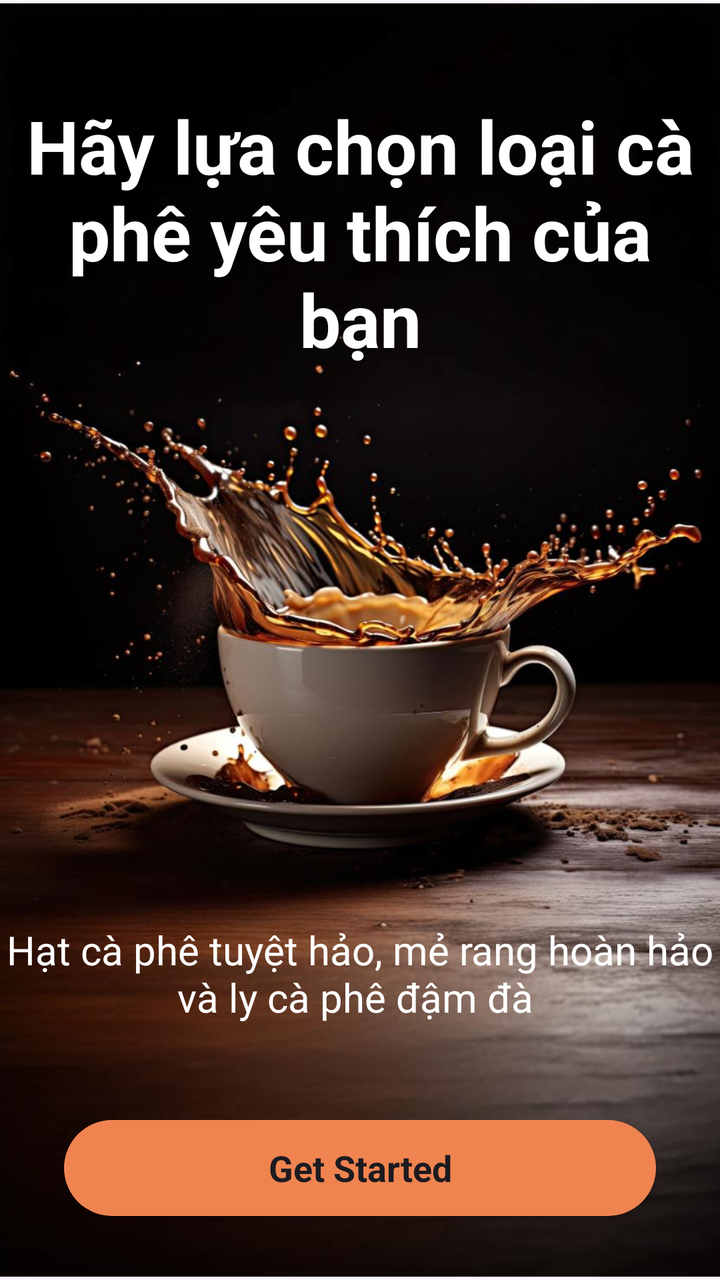
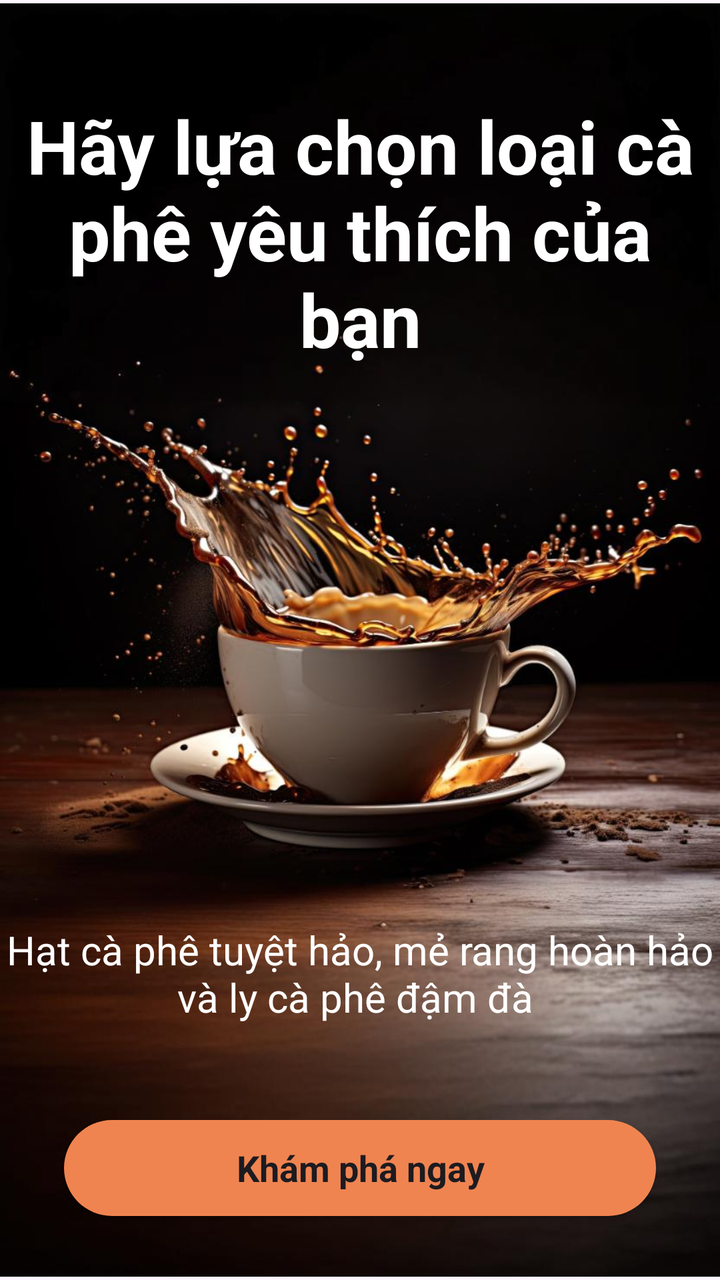

Screens rendered from an Android XML layout before and after an edit, with the pre-edit source and the edit as a unified diff.
<!-- AndroidManifest.xml: application theme Theme.Coffeeshop -->
<!-- res/layout/activity_splash.xml -->
<?xml version="1.0" encoding="utf-8"?>
<androidx.constraintlayout.widget.ConstraintLayout xmlns:android="http://schemas.android.com/apk/res/android"
    xmlns:app="http://schemas.android.com/apk/res-auto"
    xmlns:tools="http://schemas.android.com/tools"
    android:id="@+id/main"
    android:layout_width="match_parent"
    android:layout_height="wrap_content"
    tools:context=".Activity.SplashActivity">

    <ImageView
        android:id="@+id/imageView"
        android:layout_width="wrap_content"
        android:layout_height="wrap_content"
        app:layout_constraintBottom_toBottomOf="parent"
        app:layout_constraintEnd_toEndOf="parent"
        app:layout_constraintStart_toStartOf="parent"
        app:layout_constraintTop_toTopOf="parent"
        app:srcCompat="@drawable/splash_pic" />

    <TextView
        android:id="@+id/textView"
        android:layout_width="wrap_content"
        android:layout_height="wrap_content"
        android:layout_marginTop="48dp"
        android:text="Hãy lựa chọn loại cà phê yêu thích của bạn"
        android:textAlignment="center"
        android:textColor="@color/white"
        android:textSize="37sp"
        android:textStyle="bold"
        app:layout_constraintEnd_toEndOf="parent"
        app:layout_constraintStart_toStartOf="parent"
        app:layout_constraintTop_toTopOf="parent" />

    <TextView
        android:id="@+id/textView2"
        android:layout_width="wrap_content"
        android:layout_height="wrap_content"
        android:layout_marginBottom="48dp"
        android:textColor="@color/white"
        android:textAlignment="center"
        android:textSize="20sp"
        android:text="Hạt cà phê tuyệt hảo, mẻ rang hoàn hảo và ly cà phê đậm đà "
        app:layout_constraintBottom_toTopOf="@+id/btnStart"
        app:layout_constraintEnd_toEndOf="parent"
        app:layout_constraintStart_toStartOf="parent" />

    <androidx.appcompat.widget.AppCompatButton
        style="@android:style/Widget"
        android:textStyle="bold"
        android:id="@+id/btnStart"
        android:layout_width="0dp"
        android:layout_height="wrap_content"
        android:text="@string/get_started"
        android:textSize="18sp"
        android:background="@drawable/orange_bg"
        app:layout_constraintBottom_toBottomOf="parent"
        app:layout_constraintEnd_toEndOf="parent"
        app:layout_constraintStart_toStartOf="parent"
        android:layout_margin="32dp"/>
</androidx.constraintlayout.widget.ConstraintLayout>
<!-- resources referenced by this layout -->
<resources>
  <color name="white">#FFFFFFFF</color>
  <!-- drawable orange_bg (drawable) -->
  <?xml version="1.0" encoding="utf-8"?>
  <selector xmlns:android="http://schemas.android.com/apk/res/android">
      <item>
          <shape android:shape="rectangle">
              <solid android:color="@color/orange"/>
              <corners android:radius="50dp"/>
          </shape>
      </item>
  </selector>
  <!-- drawable splash_pic: png bitmap (drawable, 766833 bytes) -->
  <string name="get_started">Get Started</string>
  <style name="Theme.Coffeeshop" parent="Base.Theme.Coffeeshop" />
  <color name="orange">#F08450</color>
  <style name="Base.Theme.Coffeeshop" parent="Theme.Material3.DayNight.NoActionBar">
          
          
      </style>
</resources>

<!-- the commit's change to res/layout/activity_splash.xml (unified diff, before → after) -->
@@ -50,7 +50,7 @@
         android:id="@+id/btnStart"
         android:layout_width="0dp"
         android:layout_height="wrap_content"
-        android:text="@string/get_started"
+        android:text="Khám phá ngay"
         android:textSize="18sp"
         android:background="@drawable/orange_bg"
         app:layout_constraintBottom_toBottomOf="parent"
<!-- resource entries referenced after the edit -->
@@ -12,7 +12,6 @@
       </item>
   </selector>
   <!-- drawable splash_pic: png bitmap (drawable, 766833 bytes) -->
-  <string name="get_started">Get Started</string>
   <style name="Theme.Coffeeshop" parent="Base.Theme.Coffeeshop" />
   <color name="orange">#F08450</color>
   <style name="Base.Theme.Coffeeshop" parent="Theme.Material3.DayNight.NoActionBar">
